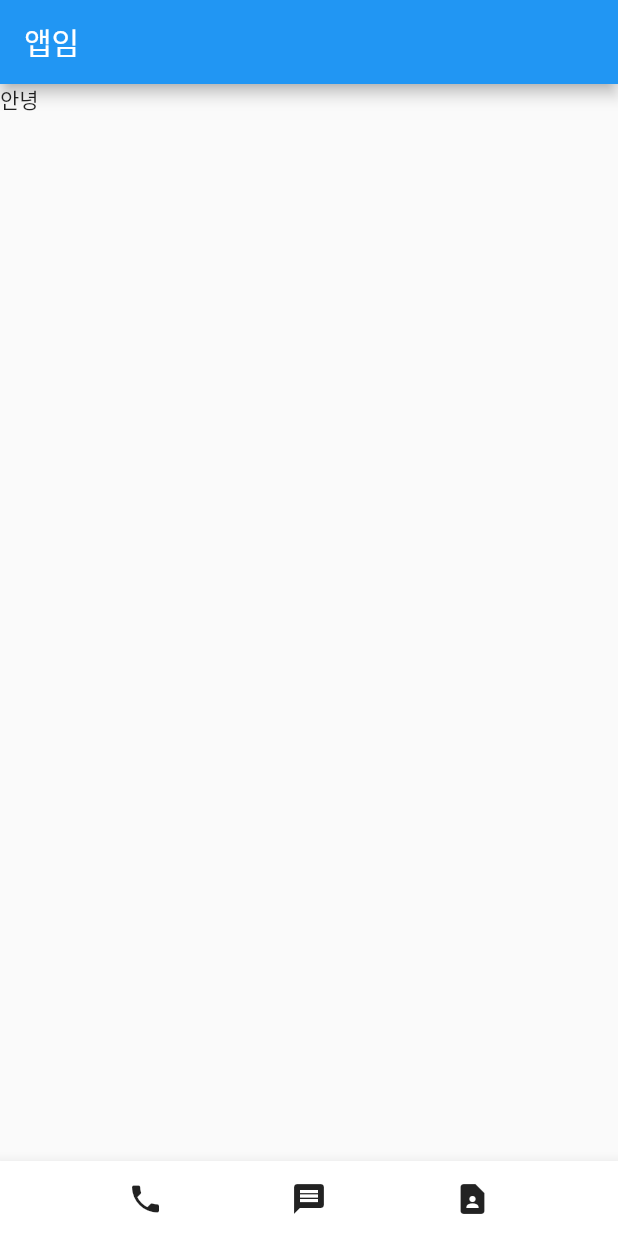
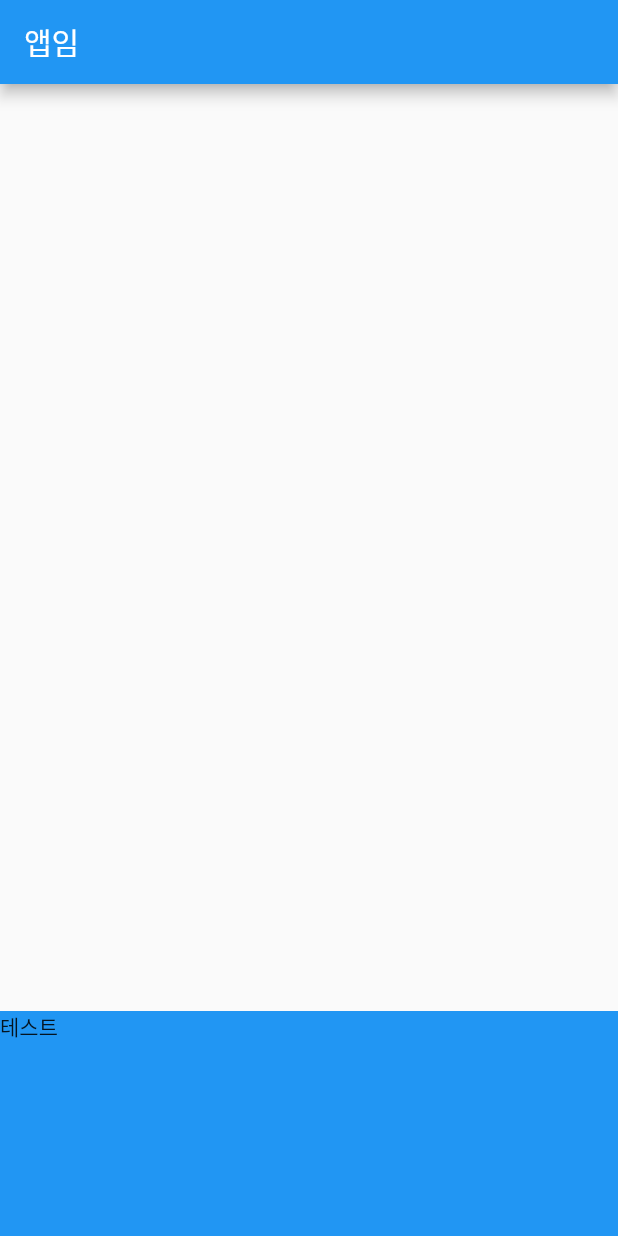
Before and after one commit to ein214/flutter_contact, a Flutter app: the screen it shows after launch, on a phone screen of 412 x 824 dp. Run offline on Flutter 3.47's test engine with Material 2 defaults, Android fonts, the phone set to English and light mode, and no system bars.

Commit message:
3. Flutter에서 박스디자인 하는 법(margin, padding, 정렬)

```diff
--- a/lib/main.dart
+++ b/lib/main.dart
@@ -28,30 +28,13 @@ class MyApp extends StatelessWidget {
         appBar: AppBar(
           title: Text('앱임')
         ),
-        body: Container(
-          child: Text('안녕')
-        ),
-        /* bottomAppBar 써야했는데 NavigationBar로 해서 결과물이 달랐던듯
-        bottomNavigationBar: BottomNavigationBar(
-          items: [
-            BottomNavigationBarItem(icon: Icon(Icons.phone), label: ''),
-            BottomNavigationBarItem(icon: Icon(Icons.message), label: ''),
-            BottomNavigationBarItem(icon: Icon(Icons.contact_page), label: '')
-          ],
-        ),
-
-         */
-        bottomNavigationBar: BottomAppBar(
-          child: SizedBox(
-            height: 50,
-            child: Row(
-              mainAxisAlignment: MainAxisAlignment.spaceEvenly,
-              children: [
-                Icon(Icons.phone),
-                Icon(Icons.message),
-                Icon(Icons.contact_page)
-              ],
-            ),
+        body: Align(
+          alignment: Alignment.bottomCenter,
+          child: Container(
+            width: double.infinity, height: 150, color: Colors.blue,
+            //margin: EdgeInsets.all(30),
+            //padding: EdgeInsets.all(5),
+            child: Text('테스트')
           ),
         ),
       )
```
